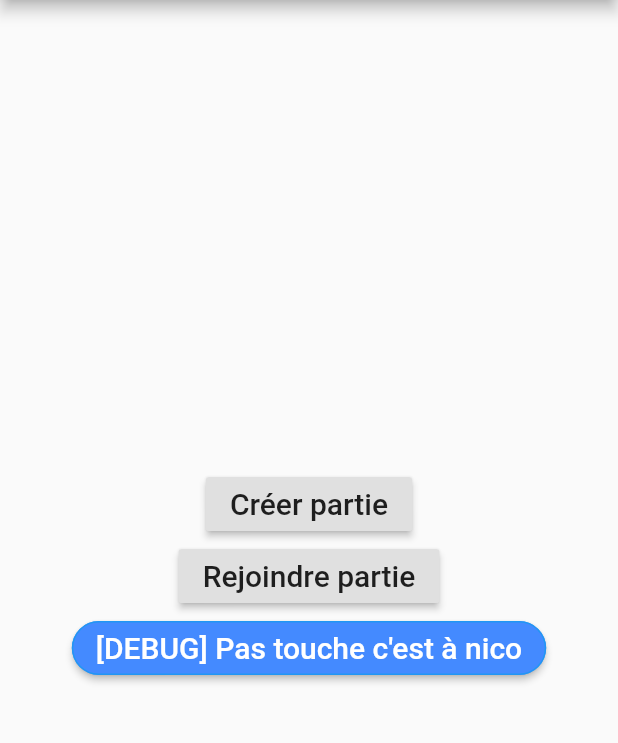
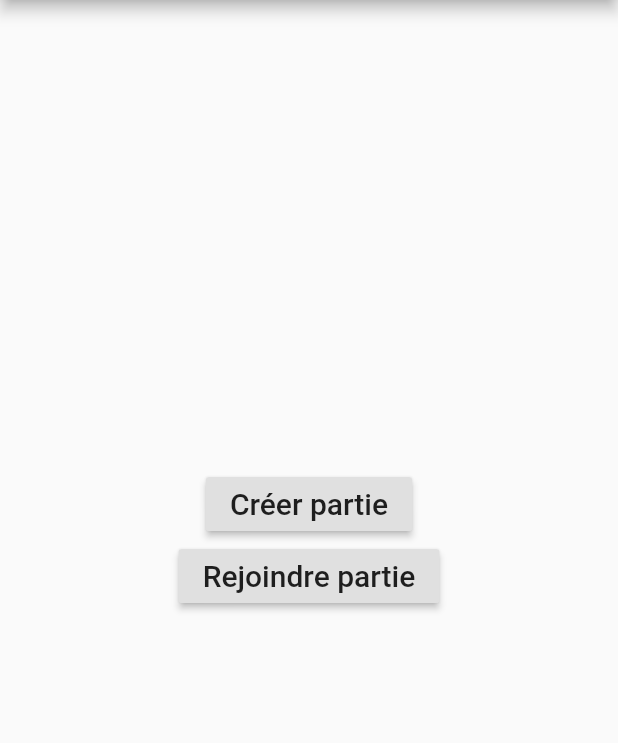
Before and after one commit to Rhohen/skull_mobile, a Flutter app: the JouerPage screen opened by its route, on a phone screen of 412 x 824 dp, the part 84-827 px from its top. Run offline on Flutter 3.47's test engine with Material 2 defaults, Android fonts, the phone set to English and light mode, and no system bars; our stand-ins replace awesome_dialog, dotted_border, email_validator, faker, firebase_auth, firebase_database and 9 more; missing offline and left inert: flutter_badge, radial_button, screen_state; accounts and stored records are empty.

Commit message:
Small bug fixes + i18n updates + hide debug button

```diff
--- a/assets/i18n/en.json
+++ b/assets/i18n/en.json
@@ -4,5 +4,7 @@
     "settings_title": "Settings",
     "profil_title": "Profile",
     "langues": "Langages",
-    "valider": "Validate"
+    "valider": "Validate",
+    "rules": "Rules",
+    "victories": "Victories"
 }
--- a/assets/i18n/fr.json
+++ b/assets/i18n/fr.json
@@ -4,5 +4,7 @@
     "settings_title": "Paramètres",
     "profil_title": "Profil",
     "langues": "Langues",
-    "valider": "Valider"
+    "valider": "Valider",
+    "rules": "Règles",
+    "victories": "Victoires"
 }
--- a/lib/accueil.dart
+++ b/lib/accueil.dart
@@ -103,7 +103,8 @@ class _AccueilPage extends State<AccueilPage> {
               //Navigator.pushNamed(context, WidgetTester.routeName);
               _launchURL();
             },
-            child: Text('Règles', style: TextStyle(fontSize: 20)),
+            child: Text(FlutterI18n.translate(context, "rules"),
+                style: TextStyle(fontSize: 20)),
           ),
         ],
       ),
--- a/lib/game/game.dart
+++ b/lib/game/game.dart
@@ -214,7 +214,7 @@ class GamePageState extends State<GamePage> {
                     Colors.blue[300], Duration(seconds: 5));
               } else {
                 showFlushMessage(
-                    "C'est le tour de ${players[gameMessage.currentPlayer].name}",
+                    "C'est le tour de ${players[gameMessage.nextPlayer].name}",
                     Colors.blue[300],
                     Duration(seconds: 5));
               }
--- a/lib/jouer.dart
+++ b/lib/jouer.dart
@@ -33,7 +33,9 @@ class JouerPage extends StatelessWidget {
               },
               child: Text('Rejoindre partie', style: TextStyle(fontSize: 20)),
             ),
-            RaisedButton(
+            Opacity(
+              opacity: 0.0,
+              child: RaisedButton(
                 color: Colors.blueAccent,
                 textColor: Colors.white,
                 shape: RoundedRectangleBorder(
@@ -53,8 +55,11 @@ class JouerPage extends StatelessWidget {
                     );
                   });
                 },
-              child: Text('[DEBUG] Pas touche c\'est à nico',
-                  style: TextStyle(fontSize: 20)),
+                child: Text(
+                  '[DEBUG] Pas touche c\'est à nico',
+                  style: TextStyle(fontSize: 20),
+                ),
+              ),
             ),
           ],
         ),
--- a/lib/settings/settings.dart
+++ b/lib/settings/settings.dart
@@ -188,7 +188,7 @@ class _SettingsPage extends State<SettingsPage> {
                       ),
                     ),
                     Text(
-                      "Victoire${(LocalUser().getLocalScore() == 1 ? '' : 's')}",
+                      FlutterI18n.translate(context, "victories"),
                       style: TextStyle(
                         fontFamily: 'Roboto',
                         color: Colors.black,
```
Lines whose indentation alone changed are shown as unchanged.
